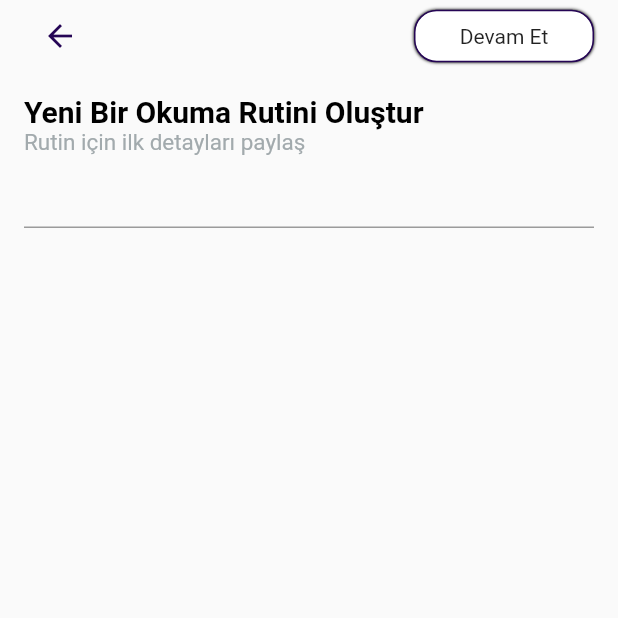
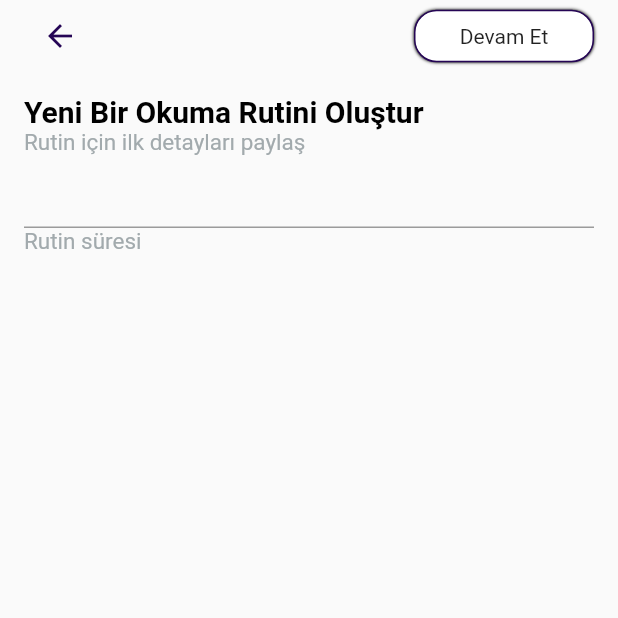
Before and after one commit to 404ibra/diarymedia, a Flutter app: the RoutineDetails screen opened directly with empty values, on a phone screen of 412 x 824 dp, the top half of it. Run offline on Flutter 3.47's test engine with Material 2 defaults, Android fonts, the phone set to English and light mode, and no system bars; our stand-ins replace cloud_firestore, easy_localization, firebase_auth, firebase_core, get, image_picker; accounts and stored records are empty; network calls fail.

Commit message:
routine details updated

```diff
--- a/lib/views/new_diary/routine_details.dart
+++ b/lib/views/new_diary/routine_details.dart
@@ -44,7 +44,14 @@ class RoutineDetails extends StatelessWidget {
                 "Rutin için ilk detayları paylaş",
                 style: TextStyles.kTextStylePrimaryGrey,
               ),
-              TextField(),
+
+              //TO DO detaylandırılacak text field
+              const TextField(),
+
+              const Text(
+                "Rutin süresi",
+                style: TextStyles.kTextStylePrimaryGrey,
+              ),
             ],
           ),
         ),
```
